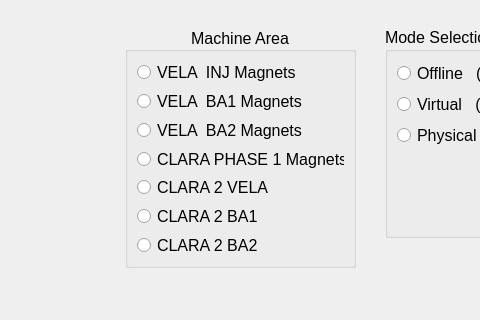
Before: the Qt Designer form Apps/MagnetApp/GUI/Ui_magnetAppStartup.ui in VELA-CLARA-software/Software, drawn with Qt 5; both pictures show x 195 to 675 and y 113 to 433 of the 1014 by 734 pixel window.
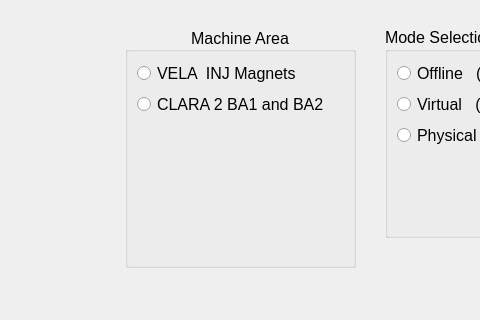
After: the same form once the commit is applied.

Commit message: only 2 magnet areas and apply setting s checks if currents were taken

```diff
--- a/Apps/MagnetApp/GUI/Ui_magnetAppStartup.ui
+++ b/Apps/MagnetApp/GUI/Ui_magnetAppStartup.ui
@@ -84,54 +84,7 @@
      <item>
       <widget class="QRadioButton" name="VELA_BA1">
        <property name="text">
-        <string>VELA  BA1 Magnets</string>
-       </property>
-       <attribute name="buttonGroup">
-        <string notr="true">machineAreaButtons</string>
-       </attribute>
-      </widget>
-     </item>
-     <item>
-      <widget class="QRadioButton" name="VELA_BA2">
-       <property name="text">
-        <string>VELA  BA2 Magnets</string>
-       </property>
-       <attribute name="buttonGroup">
-        <string notr="true">machineAreaButtons</string>
-       </attribute>
-      </widget>
-     </item>
-     <item>
-      <widget class="QRadioButton" name="CLARA_PHASE_1">
-       <property name="text">
-        <string>CLARA PHASE 1 Magnets</string>
-       </property>
-       <attribute name="buttonGroup">
-        <string notr="true">machineAreaButtons</string>
-       </attribute>
-      </widget>
-     </item>
-     <item>
-      <widget class="QRadioButton" name="CLARA_2_VELA">
-       <property name="text">
-        <string>CLARA 2 VELA</string>
-       </property>
-       <attribute name="buttonGroup">
-        <string notr="true">machineAreaButtons</string>
-       </attribute>
-      </widget>
-     </item>
-     <item>
-      <widget class="QRadioButton" name="CLARA_2_BA1">
-       <property name="text">
-        <string>CLARA 2 BA1</string>
-       </property>
-      </widget>
-     </item>
-     <item>
-      <widget class="QRadioButton" name="CLARA_2_BA2">
-       <property name="text">
-        <string>CLARA 2 BA2</string>
+        <string>CLARA 2 BA1 and BA2</string>
        </property>
       </widget>
      </item>
```
Left out of the diff: 9 changed lines with no effect on the pictures. The commit also changes 16 other files.
